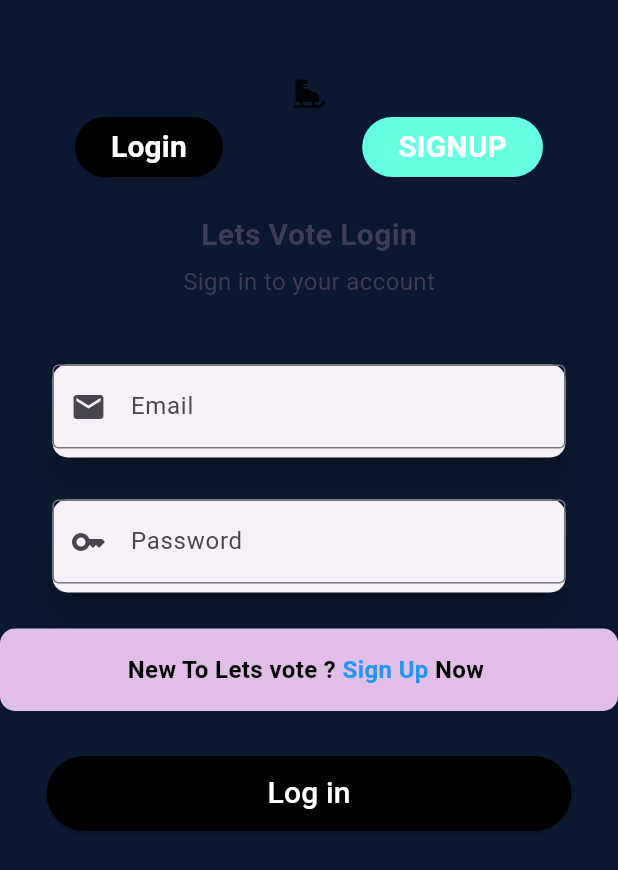
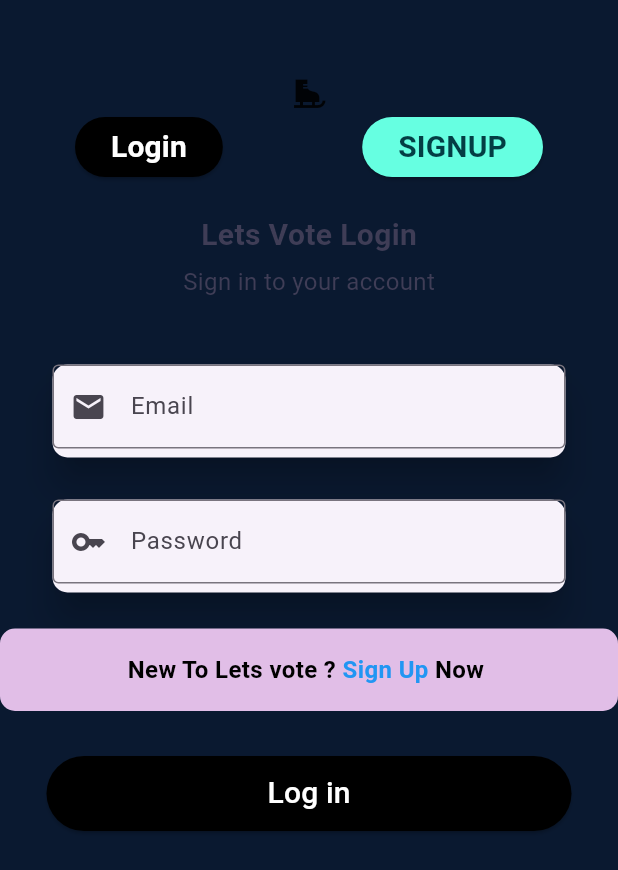
Before and after one commit to NaVindu0315/Let-s_Vote, a Flutter app: the screen it shows after launch, on a phone screen of 412 x 824 dp. Shown: the top 870 px of the screen. Run offline on Flutter 3.47's test engine with Material 3 defaults, Android fonts, the phone set to English and light mode, and no system bars; our stand-ins replace camera, cloud_firestore, firebase_auth, firebase_core, firebase_storage, image_picker and 1 more; accounts and stored records are empty.

Commit message:
chnged colors

```diff
--- a/lib/pages/login.dart
+++ b/lib/pages/login.dart
@@ -89,7 +89,7 @@ class _lginState extends State<lgin> {
                                   style: TextStyle(
                                     fontSize: 20,
                                     fontWeight: FontWeight.bold,
-                                    color: Colors.white,
+                                    color: AppColors.buttontextcolor,
                                   ),
                                 ),
                               );
```
